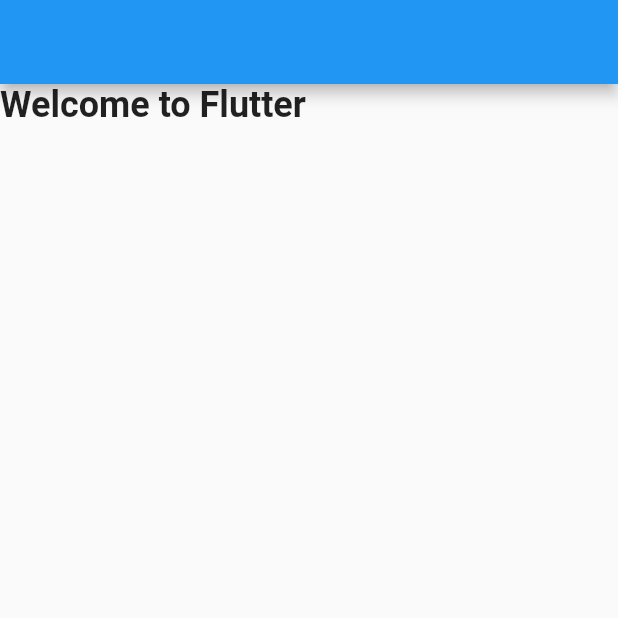
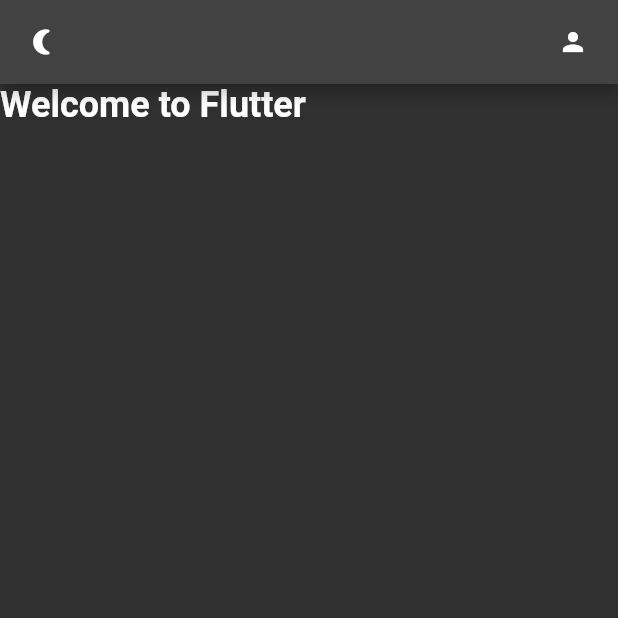
Before and after one commit to felpsalvs/todo-flutter, a Flutter app: the screen it shows after launch, on a phone screen of 412 x 824 dp, the top half of it. Run offline on Flutter 3.47's test engine with Material 2 defaults, Android fonts, the phone set to English and light mode, and no system bars.

Commit message:
✨ feat: update styles

```diff
--- a/lib/main.dart
+++ b/lib/main.dart
@@ -16,7 +16,8 @@
       title: 'Agendamento',
       debugShowCheckedModeBanner: false,
       theme:Themes.light,
-      themeMode: ThemeMode.light,
+      darkTheme: Themes.dark,
+      themeMode: ThemeMode.dark,
       home: HomePage()
     );
   }
--- a/lib/ui/home_page.dart
+++ b/lib/ui/home_page.dart
@@ -12,17 +12,32 @@
   @override
   Widget build(BuildContext context) {
     return Scaffold(
-      appBar: AppBar(),
-      body: Column(
-        children: const [
-          Text('Welcome to Flutter',
+        appBar: _appBar(),
+        body: Column(children: const [
+          Text(
+            'Welcome to Flutter',
             style: TextStyle(
               fontSize: 24,
               fontWeight: FontWeight.bold,
             ),
           ),
-        ]
-      )
-    );
+        ]));
   }
+
+_appBar() {
+  return AppBar(
+    leading: GestureDetector(
+      onTap: () {
+        print('Menu');
+      },
+      child: Icon(Icons.nightlight_round,
+      size: 20,),
+    ),
+    actions: [
+      Icon(Icons.person,
+      size: 20,),
+      SizedBox(width: 20,),
+    ]
+  );
 }
+}
--- a/lib/ui/theme.dart
+++ b/lib/ui/theme.dart
@@ -1,12 +1,16 @@
 import 'package:flutter/material.dart';
 
-class Themes{
-  static final light = ThemeData(
-        primaryColor: Colors.red,
-        brightness: Brightness.light
-      );
-  static final dark = ThemeData(
-        primaryColor: Colors.yellow,
-        brightness: Brightness.dark
-      );
+const Color bluishClr = Color(0xFF4e5ae8);
+const Color yellowClr = Color(0xFFFFB746);
+const Color pinkClr = Color(0xFFff4667);
+const Color white = Colors.white;
+const primaryClr = bluishClr;
+const Color darkGreyClr = Color(0xFF121212);
+Color darkHeaderClr = Color(0xFF424242);
+
+class Themes {
+  static final light =
+      ThemeData(primaryColor: primaryClr, brightness: Brightness.light);
+  static final dark =
+      ThemeData(primaryColor: darkGreyClr, brightness: Brightness.dark);
 }
```
